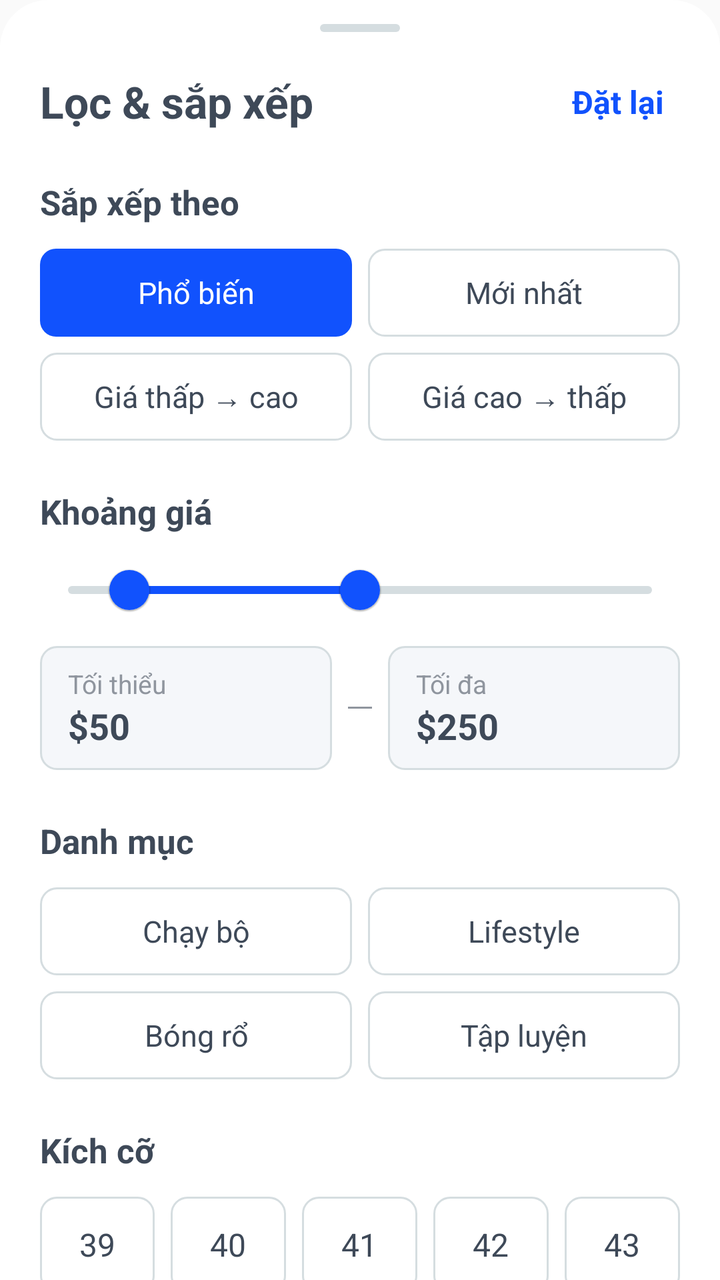
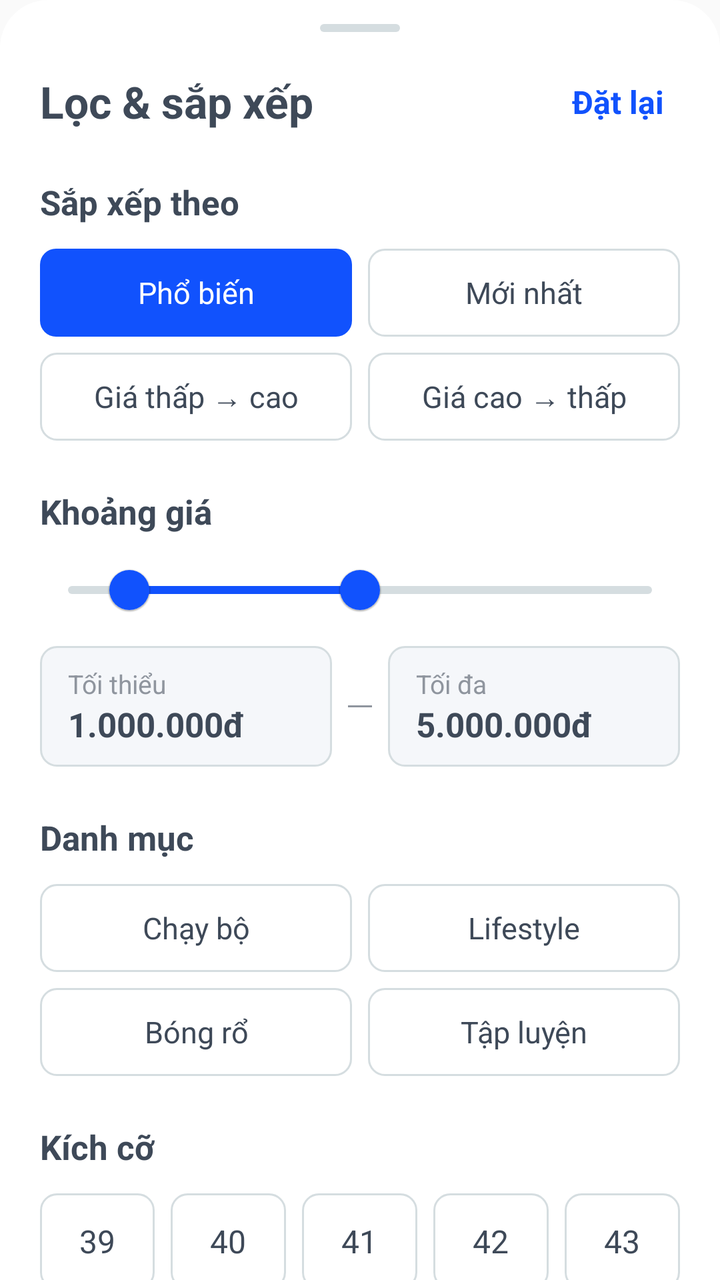

The first picture is an Android layout as it rendered before a commit; the second is the same layout after the commit. The layout source and the unified diff follow.
<!-- AndroidManifest.xml: application theme Theme.NT118R12 -->
<!-- res/layout/bottom_sheet_filter_sort.xml -->
<?xml version="1.0" encoding="utf-8"?>
<androidx.core.widget.NestedScrollView
    xmlns:android="http://schemas.android.com/apk/res/android"
    xmlns:app="http://schemas.android.com/apk/res-auto"
    android:layout_width="match_parent"
    android:layout_height="wrap_content"
    android:background="@drawable/bg_bottom_sheet">

    <LinearLayout
        android:layout_width="match_parent"
        android:layout_height="wrap_content"
        android:orientation="vertical"
        android:paddingHorizontal="20dp"
        android:paddingTop="12dp"
        android:paddingBottom="20dp">

        <View
            android:layout_width="40dp"
            android:layout_height="4dp"
            android:layout_gravity="center_horizontal"
            android:background="@drawable/bg_drag_handle" />

        <LinearLayout
            android:layout_width="match_parent"
            android:layout_height="wrap_content"
            android:layout_marginTop="16dp"
            android:gravity="center_vertical"
            android:orientation="horizontal">

            <TextView
                android:layout_width="0dp"
                android:layout_height="wrap_content"
                android:layout_weight="1"
                android:text="Lọc &amp; sắp xếp"
                android:textColor="@color/text_primary"
                android:textSize="22sp"
                android:textStyle="bold" />

            <TextView
                android:id="@+id/tvReset"
                android:layout_width="wrap_content"
                android:layout_height="wrap_content"
                android:padding="8dp"
                android:text="Đặt lại"
                android:textColor="@color/primary"
                android:textSize="16sp"
                android:textStyle="bold" />
        </LinearLayout>

        <TextView
            android:layout_width="wrap_content"
            android:layout_height="wrap_content"
            android:layout_marginTop="20dp"
            android:layout_marginBottom="12dp"
            android:text="Sắp xếp theo"
            android:textColor="@color/text_primary"
            android:textSize="17sp"
            android:textStyle="bold" />

        <LinearLayout
            android:layout_width="match_parent"
            android:layout_height="wrap_content"
            android:baselineAligned="false"
            android:orientation="horizontal">

            <TextView
                android:id="@+id/chipSortPopular"
                android:layout_width="0dp"
                android:layout_height="44dp"
                android:layout_marginEnd="8dp"
                android:layout_weight="1"
                android:background="@drawable/bg_chip_selected"
                android:gravity="center"
                android:text="Phổ biến"
                android:textColor="@color/white"
                android:textSize="15sp" />

            <TextView
                android:id="@+id/chipSortNewest"
                android:layout_width="0dp"
                android:layout_height="44dp"
                android:layout_weight="1"
                android:background="@drawable/bg_chip_unselected"
                android:gravity="center"
                android:text="Mới nhất"
                android:textColor="@color/text_primary"
                android:textSize="15sp" />
        </LinearLayout>

        <LinearLayout
            android:layout_width="match_parent"
            android:layout_height="wrap_content"
            android:layout_marginTop="8dp"
            android:baselineAligned="false"
            android:orientation="horizontal">

            <TextView
                android:id="@+id/chipSortPriceAsc"
                android:layout_width="0dp"
                android:layout_height="44dp"
                android:layout_marginEnd="8dp"
                android:layout_weight="1"
                android:background="@drawable/bg_chip_unselected"
                android:gravity="center"
                android:text="Giá thấp → cao"
                android:textColor="@color/text_primary"
                android:textSize="15sp" />

            <TextView
                android:id="@+id/chipSortPriceDesc"
                android:layout_width="0dp"
                android:layout_height="44dp"
                android:layout_weight="1"
                android:background="@drawable/bg_chip_unselected"
                android:gravity="center"
                android:text="Giá cao → thấp"
                android:textColor="@color/text_primary"
                android:textSize="15sp" />
        </LinearLayout>

        <TextView
            android:id="@+id/chipSortBestSeller"
            android:layout_width="wrap_content"
            android:layout_height="44dp"
            android:background="@drawable/bg_chip_unselected"
            android:gravity="center"
            android:paddingHorizontal="14dp"
            android:text="Bán chạy"
            android:textColor="@color/text_primary"
            android:textSize="15sp"
            android:visibility="gone" />

        <TextView
            android:layout_width="wrap_content"
            android:layout_height="wrap_content"
            android:layout_marginTop="24dp"
            android:layout_marginBottom="4dp"
            android:text="Khoảng giá"
            android:textColor="@color/text_primary"
            android:textSize="17sp"
            android:textStyle="bold" />

        <com.google.android.material.slider.RangeSlider
            android:id="@+id/sliderPrice"
            android:layout_width="match_parent"
            android:layout_height="wrap_content"
            android:stepSize="10"
            android:valueFrom="0"
            android:valueTo="500"
            app:haloColor="@color/primary_light"
            app:labelBehavior="gone"
            app:thumbColor="@color/primary"
            app:tickColor="@android:color/transparent"
            app:trackColorActive="@color/primary"
            app:trackColorInactive="@color/border"
            app:values="@array/filter_price_default" />

        <LinearLayout
            android:layout_width="match_parent"
            android:layout_height="wrap_content"
            android:layout_marginTop="4dp"
            android:gravity="center_vertical"
            android:orientation="horizontal">

            <LinearLayout
                android:layout_width="0dp"
                android:layout_height="wrap_content"
                android:layout_weight="1"
                android:background="@drawable/bg_input"
                android:orientation="vertical"
                android:paddingHorizontal="14dp"
                android:paddingVertical="10dp">

                <TextView
                    android:layout_width="wrap_content"
                    android:layout_height="wrap_content"
                    android:text="Tối thiểu"
                    android:textColor="@color/text_muted"
                    android:textSize="13sp" />

                <TextView
                    android:id="@+id/tvPriceMin"
                    android:layout_width="wrap_content"
                    android:layout_height="wrap_content"
                    android:text="$50"
                    android:textColor="@color/text_primary"
                    android:textSize="18sp"
                    android:textStyle="bold" />
            </LinearLayout>

            <View
                android:layout_width="12dp"
                android:layout_height="1dp"
                android:layout_marginHorizontal="8dp"
                android:background="@color/text_muted" />

            <LinearLayout
                android:layout_width="0dp"
                android:layout_height="wrap_content"
                android:layout_weight="1"
                android:background="@drawable/bg_input"
                android:orientation="vertical"
                android:paddingHorizontal="14dp"
                android:paddingVertical="10dp">

                <TextView
                    android:layout_width="wrap_content"
                    android:layout_height="wrap_content"
                    android:text="Tối đa"
                    android:textColor="@color/text_muted"
                    android:textSize="13sp" />

                <TextView
                    android:id="@+id/tvPriceMax"
                    android:layout_width="wrap_content"
                    android:layout_height="wrap_content"
                    android:text="$250"
                    android:textColor="@color/text_primary"
                    android:textSize="18sp"
                    android:textStyle="bold" />
            </LinearLayout>
        </LinearLayout>

        <TextView
            android:layout_width="wrap_content"
            android:layout_height="wrap_content"
            android:layout_marginTop="24dp"
            android:layout_marginBottom="12dp"
            android:text="Danh mục"
            android:textColor="@color/text_primary"
            android:textSize="17sp"
            android:textStyle="bold" />

        <LinearLayout
            android:layout_width="match_parent"
            android:layout_height="wrap_content"
            android:baselineAligned="false"
            android:orientation="horizontal">

            <TextView
                android:id="@+id/chipCatRunning"
                android:layout_width="0dp"
                android:layout_height="44dp"
                android:layout_marginEnd="8dp"
                android:layout_weight="1"
                android:background="@drawable/bg_chip_unselected"
                android:gravity="center"
                android:text="Chạy bộ"
                android:textColor="@color/text_primary"
                android:textSize="15sp" />

            <TextView
                android:id="@+id/chipCatLifestyle"
                android:layout_width="0dp"
                android:layout_height="44dp"
                android:layout_weight="1"
                android:background="@drawable/bg_chip_unselected"
                android:gravity="center"
                android:text="Lifestyle"
                android:textColor="@color/text_primary"
                android:textSize="15sp" />
        </LinearLayout>

        <LinearLayout
            android:layout_width="match_parent"
            android:layout_height="wrap_content"
            android:layout_marginTop="8dp"
            android:baselineAligned="false"
            android:orientation="horizontal">

            <TextView
                android:id="@+id/chipCatBasketball"
                android:layout_width="0dp"
                android:layout_height="44dp"
                android:layout_marginEnd="8dp"
                android:layout_weight="1"
                android:background="@drawable/bg_chip_unselected"
                android:gravity="center"
                android:text="Bóng rổ"
                android:textColor="@color/text_primary"
                android:textSize="15sp" />

            <TextView
                android:id="@+id/chipCatTraining"
                android:layout_width="0dp"
                android:layout_height="44dp"
                android:layout_weight="1"
                android:background="@drawable/bg_chip_unselected"
                android:gravity="center"
                android:text="Tập luyện"
                android:textColor="@color/text_primary"
                android:textSize="15sp" />
        </LinearLayout>

        <TextView
            android:layout_width="wrap_content"
            android:layout_height="wrap_content"
            android:layout_marginTop="24dp"
            android:layout_marginBottom="12dp"
            android:text="Kích cỡ"
            android:textColor="@color/text_primary"
            android:textSize="17sp"
            android:textStyle="bold" />

        <LinearLayout
            android:layout_width="match_parent"
            android:layout_height="wrap_content"
            android:baselineAligned="false"
            android:orientation="horizontal">

            <TextView
                android:id="@+id/chipSize39"
                android:layout_width="0dp"
                android:layout_height="48dp"
                android:layout_marginEnd="8dp"
                android:layout_weight="1"
                android:background="@drawable/bg_chip_unselected"
                android:gravity="center"
                android:text="39"
                android:textColor="@color/text_primary"
                android:textSize="16sp" />

            <TextView
                android:id="@+id/chipSize40"
                android:layout_width="0dp"
                android:layout_height="48dp"
                android:layout_marginEnd="8dp"
                android:layout_weight="1"
                android:background="@drawable/bg_chip_unselected"
                android:gravity="center"
                android:text="40"
                android:textColor="@color/text_primary"
                android:textSize="16sp" />

            <TextView
                android:id="@+id/chipSize41"
                android:layout_width="0dp"
                android:layout_height="48dp"
                android:layout_marginEnd="8dp"
                android:layout_weight="1"
                android:background="@drawable/bg_chip_unselected"
                android:gravity="center"
                android:text="41"
                android:textColor="@color/text_primary"
                android:textSize="16sp" />

            <TextView
                android:id="@+id/chipSize42"
                android:layout_width="0dp"
                android:layout_height="48dp"
                android:layout_marginEnd="8dp"
                android:layout_weight="1"
                android:background="@drawable/bg_chip_unselected"
                android:gravity="center"
                android:text="42"
                android:textColor="@color/text_primary"
                android:textSize="16sp" />

            <TextView
                android:id="@+id/chipSize43"
                android:layout_width="0dp"
                android:layout_height="48dp"
                android:layout_weight="1"
                android:background="@drawable/bg_chip_unselected"
                android:gravity="center"
                android:text="43"
                android:textColor="@color/text_primary"
                android:textSize="16sp" />
        </LinearLayout>

        <TextView
            android:layout_width="wrap_content"
            android:layout_height="wrap_content"
            android:layout_marginTop="24dp"
            android:layout_marginBottom="12dp"
            android:text="Màu sắc"
            android:textColor="@color/text_primary"
            android:textSize="17sp"
            android:textStyle="bold" />

        <LinearLayout
            android:layout_width="match_parent"
            android:layout_height="wrap_content"
            android:baselineAligned="false"
            android:orientation="horizontal">

            <FrameLayout
                android:id="@+id/swatchBlack"
                android:layout_width="44dp"
                android:layout_height="44dp"
                android:layout_marginEnd="12dp"
                android:background="@drawable/bg_swatch_ring_unselected"
                android:contentDescription="Màu đen"
                android:padding="5dp">

                <View
                    android:layout_width="match_parent"
                    android:layout_height="match_parent"
                    android:background="@drawable/bg_swatch"
                    android:backgroundTint="#1F2430" />
            </FrameLayout>

            <FrameLayout
                android:id="@+id/swatchWhite"
                android:layout_width="44dp"
                android:layout_height="44dp"
                android:layout_marginEnd="12dp"
                android:background="@drawable/bg_swatch_ring_unselected"
                android:contentDescription="Màu trắng"
                android:padding="5dp">

                <View
                    android:layout_width="match_parent"
                    android:layout_height="match_parent"
                    android:background="@drawable/bg_swatch" />
            </FrameLayout>

            <FrameLayout
                android:id="@+id/swatchGray"
                android:layout_width="44dp"
                android:layout_height="44dp"
                android:layout_marginEnd="12dp"
                android:background="@drawable/bg_swatch_ring_unselected"
                android:contentDescription="Màu xám"
                android:padding="5dp">

                <View
                    android:layout_width="match_parent"
                    android:layout_height="match_parent"
                    android:background="@drawable/bg_swatch"
                    android:backgroundTint="#9AA3AE" />
            </FrameLayout>

            <FrameLayout
                android:id="@+id/swatchBlue"
                android:layout_width="44dp"
                android:layout_height="44dp"
                android:layout_marginEnd="12dp"
                android:background="@drawable/bg_swatch_ring_unselected"
                android:contentDescription="Màu xanh"
                android:padding="5dp">

                <View
                    android:layout_width="match_parent"
                    android:layout_height="match_parent"
                    android:background="@drawable/bg_swatch"
                    android:backgroundTint="#1152FD" />
            </FrameLayout>

            <FrameLayout
                android:id="@+id/swatchRed"
                android:layout_width="44dp"
                android:layout_height="44dp"
                android:layout_marginEnd="12dp"
                android:background="@drawable/bg_swatch_ring_unselected"
                android:contentDescription="Màu đỏ"
                android:padding="5dp">

                <View
                    android:layout_width="match_parent"
                    android:layout_height="match_parent"
                    android:background="@drawable/bg_swatch"
                    android:backgroundTint="#EB001B" />
            </FrameLayout>

            <FrameLayout
                android:id="@+id/swatchBeige"
                android:layout_width="44dp"
                android:layout_height="44dp"
                android:background="@drawable/bg_swatch_ring_unselected"
                android:contentDescription="Màu be"
                android:padding="5dp">

                <View
                    android:layout_width="match_parent"
                    android:layout_height="match_parent"
                    android:background="@drawable/bg_swatch"
                    android:backgroundTint="#E8D9C0" />
            </FrameLayout>
        </LinearLayout>

        <androidx.appcompat.widget.AppCompatButton
            android:id="@+id/btnApplyFilter"
            android:layout_width="match_parent"
            android:layout_height="52dp"
            android:layout_marginTop="28dp"
            android:background="@drawable/bg_btn_primary"
            android:elevation="0dp"
            android:stateListAnimator="@null"
            android:text="Áp dụng"
            android:textAllCaps="false"
            android:textColor="@color/white"
            android:textSize="17sp"
            android:textStyle="bold" />
    </LinearLayout>
</androidx.core.widget.NestedScrollView>
<!-- resources referenced by this layout -->
<resources>
  <array name="filter_price_default">
          <item>50.0</item>
          <item>250.0</item>
      </array>
  <color name="border">#D5DDE0</color>
  <color name="primary">#1152FD</color>
  <color name="primary_light">#E6EDFF</color>
  <color name="text_muted">#8F959E</color>
  <color name="text_primary">#3E4958</color>
  <color name="white">#FFFFFFFF</color>
  <!-- drawable bg_bottom_sheet (drawable) -->
  <?xml version="1.0" encoding="utf-8"?>
  <shape xmlns:android="http://schemas.android.com/apk/res/android">
      <solid android:color="@color/surface" />
      <corners
          android:topLeftRadius="24dp"
          android:topRightRadius="24dp" />
  </shape>
  <!-- drawable bg_btn_primary (drawable) -->
  <?xml version="1.0" encoding="utf-8"?>
  <shape xmlns:android="http://schemas.android.com/apk/res/android">
      <solid android:color="@color/primary" />
      <corners android:radius="12dp" />
  </shape>
  <!-- drawable bg_chip_selected (drawable) -->
  <?xml version="1.0" encoding="utf-8"?>
  <shape xmlns:android="http://schemas.android.com/apk/res/android"
      android:shape="rectangle">
      <solid android:color="@color/primary" />
      <corners android:radius="8dp" />
  </shape>
  <!-- drawable bg_chip_unselected (drawable) -->
  <?xml version="1.0" encoding="utf-8"?>
  <shape xmlns:android="http://schemas.android.com/apk/res/android">
      <solid android:color="@color/surface" />
      <stroke
          android:width="1dp"
          android:color="@color/border" />
      <corners android:radius="8dp" />
  </shape>
  <!-- drawable bg_drag_handle (drawable) -->
  <?xml version="1.0" encoding="utf-8"?>
  <shape xmlns:android="http://schemas.android.com/apk/res/android"
      android:shape="rectangle">
      <solid android:color="@color/border" />
      <corners android:radius="100dp" />
  </shape>
  <!-- drawable bg_input (drawable) -->
  <?xml version="1.0" encoding="utf-8"?>
  <shape xmlns:android="http://schemas.android.com/apk/res/android">
      <solid android:color="@color/bg_gray_light" />
      <corners android:radius="8dp" />
      <stroke android:width="1dp" android:color="@color/border" />
  </shape>
  <!-- drawable bg_swatch (drawable) -->
  <?xml version="1.0" encoding="utf-8"?>
  <shape xmlns:android="http://schemas.android.com/apk/res/android"
      android:shape="oval">
      <solid android:color="@color/white" />
      <stroke android:width="1dp" android:color="@color/border" />
  </shape>
  <!-- drawable bg_swatch_ring_unselected (drawable) -->
  <?xml version="1.0" encoding="utf-8"?>
  <shape xmlns:android="http://schemas.android.com/apk/res/android"
      android:shape="oval">
      <solid android:color="@android:color/transparent" />
  </shape>
  <style name="Theme.NT118R12" parent="Theme.MaterialComponents.Light.NoActionBar.Bridge" />
  <color name="surface">#FFFFFF</color>
  <color name="bg_gray_light">#F5F7FA</color>
</resources>

<!-- the commit's change to res/layout/bottom_sheet_filter_sort.xml (unified diff, before → after) -->
@@ -144,9 +144,9 @@
             android:id="@+id/sliderPrice"
             android:layout_width="match_parent"
             android:layout_height="wrap_content"
-            android:stepSize="10"
+            android:stepSize="100000"
             android:valueFrom="0"
-            android:valueTo="500"
+            android:valueTo="10000000"
             app:haloColor="@color/primary_light"
             app:labelBehavior="gone"
             app:thumbColor="@color/primary"
@@ -182,9 +182,11 @@
                     android:id="@+id/tvPriceMin"
                     android:layout_width="wrap_content"
                     android:layout_height="wrap_content"
-                    android:text="$50"
+                    android:maxLines="1"
+                    android:ellipsize="end"
+                    android:text="1.000.000đ"
                     android:textColor="@color/text_primary"
-                    android:textSize="18sp"
+                    android:textSize="17sp"
                     android:textStyle="bold" />
             </LinearLayout>
 
@@ -214,9 +216,11 @@
                     android:id="@+id/tvPriceMax"
                     android:layout_width="wrap_content"
                     android:layout_height="wrap_content"
-                    android:text="$250"
+                    android:maxLines="1"
+                    android:ellipsize="end"
+                    android:text="5.000.000đ"
                     android:textColor="@color/text_primary"
-                    android:textSize="18sp"
+                    android:textSize="17sp"
                     android:textStyle="bold" />
             </LinearLayout>
         </LinearLayout>
<!-- resource entries referenced after the edit -->
@@ -1,8 +1,8 @@
 <!-- resources referenced by this layout -->
 <resources>
   <array name="filter_price_default">
-          <item>50.0</item>
-          <item>250.0</item>
+          <item>1000000.0</item>
+          <item>5000000.0</item>
       </array>
   <color name="border">#D5DDE0</color>
   <color name="primary">#1152FD</color>
